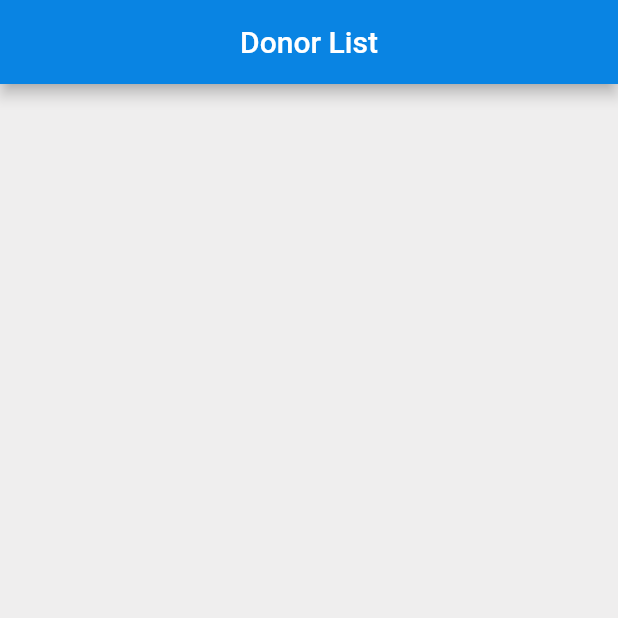
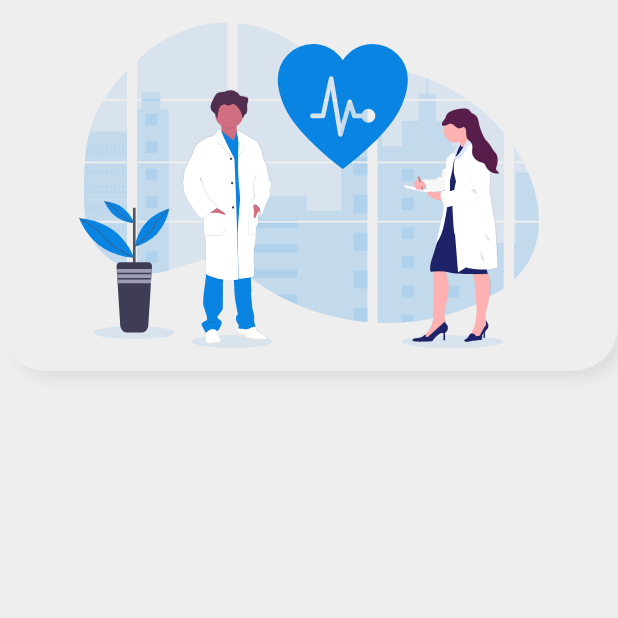
Before and after one commit to niloysikdar/Plaso-Connect, a Flutter app: the screen it shows after launch, on a phone screen of 412 x 824 dp, the top half of it. Run offline on Flutter 3.47's test engine with Material 2 defaults, Android fonts, the phone set to English and light mode, and no system bars; our stand-ins replace cloud_firestore, firebase_core, flutter_svg, google_fonts, percent_indicator; accounts and stored records are empty.

Commit message:
Refactored code

```diff
--- a/lib/main.dart
+++ b/lib/main.dart
@@ -3,7 +3,7 @@ import 'package:flutter/material.dart';
 import 'package:flutter/services.dart';
 import 'package:google_fonts/google_fonts.dart';
 import 'package:plaso_connect/constants/colors.dart';
-import 'package:plaso_connect/screens/donorlist.dart';
+import 'package:plaso_connect/screens/addoxygen.dart';
 
 Future<void> main() async {
   WidgetsFlutterBinding.ensureInitialized();
@@ -30,7 +30,7 @@ class MyApp extends StatelessWidget {
         primaryColor: kelectronBlue,
         iconTheme: IconThemeData(color: kelectronBlue),
       ),
-      home: DonorList(),
+      home: AddOxygenDetails(),
     );
   }
 }
--- /dev/null
+++ b/lib/screens/addoxygen.dart
@@ -0,0 +1,26 @@
+import 'package:flutter/material.dart';
+import 'package:plaso_connect/widgets/formbanner.dart';
+
+class AddOxygenDetails extends StatefulWidget {
+  @override
+  _AddOxygenDetailsState createState() => _AddOxygenDetailsState();
+}
+
+class _AddOxygenDetailsState extends State<AddOxygenDetails> {
+  @override
+  Widget build(BuildContext context) {
+    Size size = MediaQuery.of(context).size;
+    return SafeArea(
+      child: Scaffold(
+        body: Stack(
+          children: [
+            formBanner(
+              size: size,
+              svgPath: "assets/images/login.svg",
+            ),
+          ],
+        ),
+      ),
+    );
+  }
+}
--- a/lib/screens/plasmaform.dart
+++ b/lib/screens/plasmaform.dart
@@ -1,8 +1,8 @@
 import 'package:flutter/material.dart';
-import 'package:flutter_svg/flutter_svg.dart';
 import 'package:plaso_connect/constants/colors.dart';
 import 'package:plaso_connect/models/donormodel.dart';
 import 'package:plaso_connect/services/database.dart';
+import 'package:plaso_connect/widgets/formbanner.dart';
 import 'package:plaso_connect/widgets/inputfield.dart';
 
 class PlasmaDonate extends StatefulWidget {
@@ -80,38 +80,9 @@ class _PlasmaDonateState extends State<PlasmaDonate> {
       child: Scaffold(
         body: Stack(
           children: [
-            Positioned(
-              top: 0,
-              left: 0,
-              child: Container(
-                height: size.height * 0.3,
-                width: size.width,
-                padding: EdgeInsets.all(15),
-                decoration: BoxDecoration(
-                  boxShadow: [
-                    BoxShadow(
-                      color: klightShadowForLight,
-                      offset: Offset(0.0, 0.0),
-                      blurRadius: 7.0,
-                    ),
-                    BoxShadow(
-                      color: kdarkShadowForLight,
-                      offset: Offset(4.0, 4.0),
-                      blurRadius: 7.0,
-                    ),
-                  ],
-                  color: Color(0xFFEFEEEE),
-                  borderRadius: BorderRadius.only(
-                    bottomLeft: Radius.circular(30),
-                    bottomRight: Radius.circular(30),
-                  ),
-                  // image: DecorationImage(
-                  //   image: AssetImage("assets/images/banner2.png"),
-                  //   fit: BoxFit.cover,
-                  // ),
-                ),
-                child: SvgPicture.asset("assets/images/login.svg"),
-              ),
+            formBanner(
+              size: size,
+              svgPath: "assets/images/login.svg",
             ),
             SingleChildScrollView(
               child: Container(
--- /dev/null
+++ b/lib/widgets/formbanner.dart
@@ -0,0 +1,42 @@
+import 'package:flutter/material.dart';
+import 'package:flutter_svg/svg.dart';
+import 'package:plaso_connect/constants/colors.dart';
+
+Widget formBanner({
+  required Size size,
+  required String svgPath,
+}) {
+  return Positioned(
+    top: 0,
+    left: 0,
+    child: Container(
+      height: size.height * 0.3,
+      width: size.width,
+      padding: EdgeInsets.all(15),
+      decoration: BoxDecoration(
+        boxShadow: [
+          BoxShadow(
+            color: klightShadowForLight,
+            offset: Offset(0.0, 0.0),
+            blurRadius: 7.0,
+          ),
+          BoxShadow(
+            color: kdarkShadowForLight,
+            offset: Offset(4.0, 4.0),
+            blurRadius: 7.0,
+          ),
+        ],
+        color: Color(0xFFEFEEEE),
+        borderRadius: BorderRadius.only(
+          bottomLeft: Radius.circular(30),
+          bottomRight: Radius.circular(30),
+        ),
+        // image: DecorationImage(
+        //   image: AssetImage("assets/images/banner2.png"),
+        //   fit: BoxFit.cover,
+        // ),
+      ),
+      child: SvgPicture.asset(svgPath),
+    ),
+  );
+}
```
